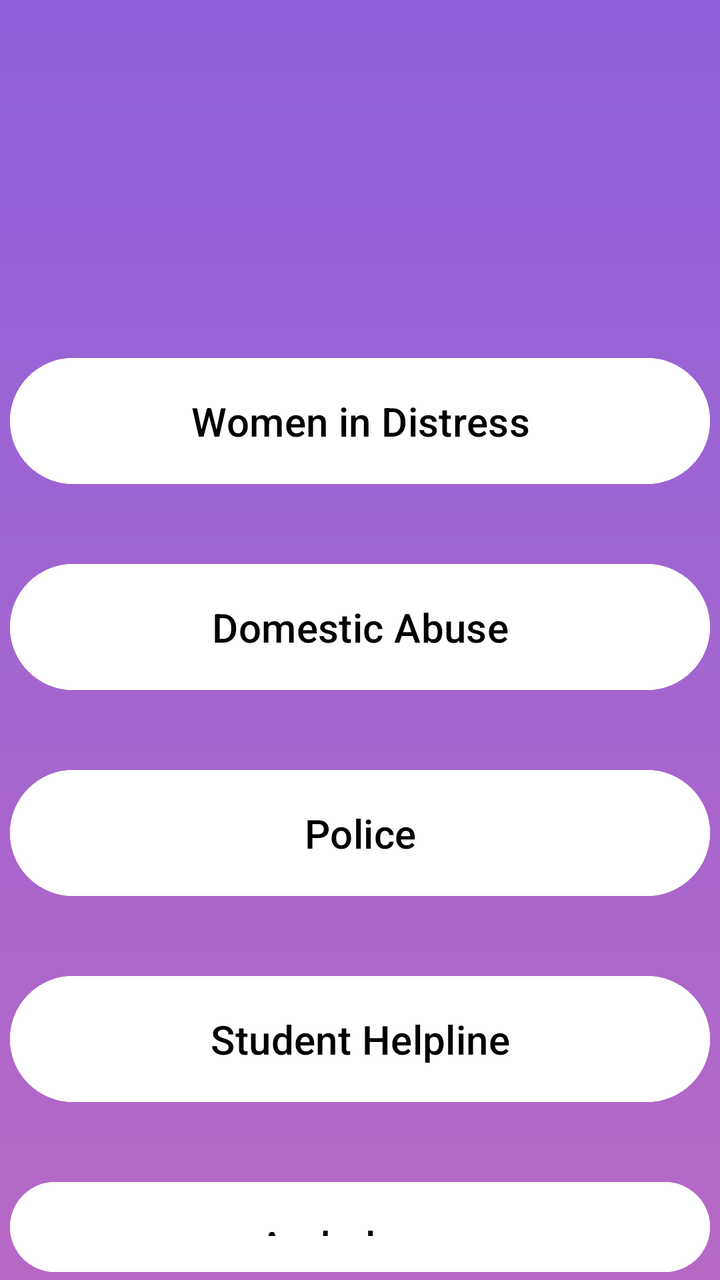
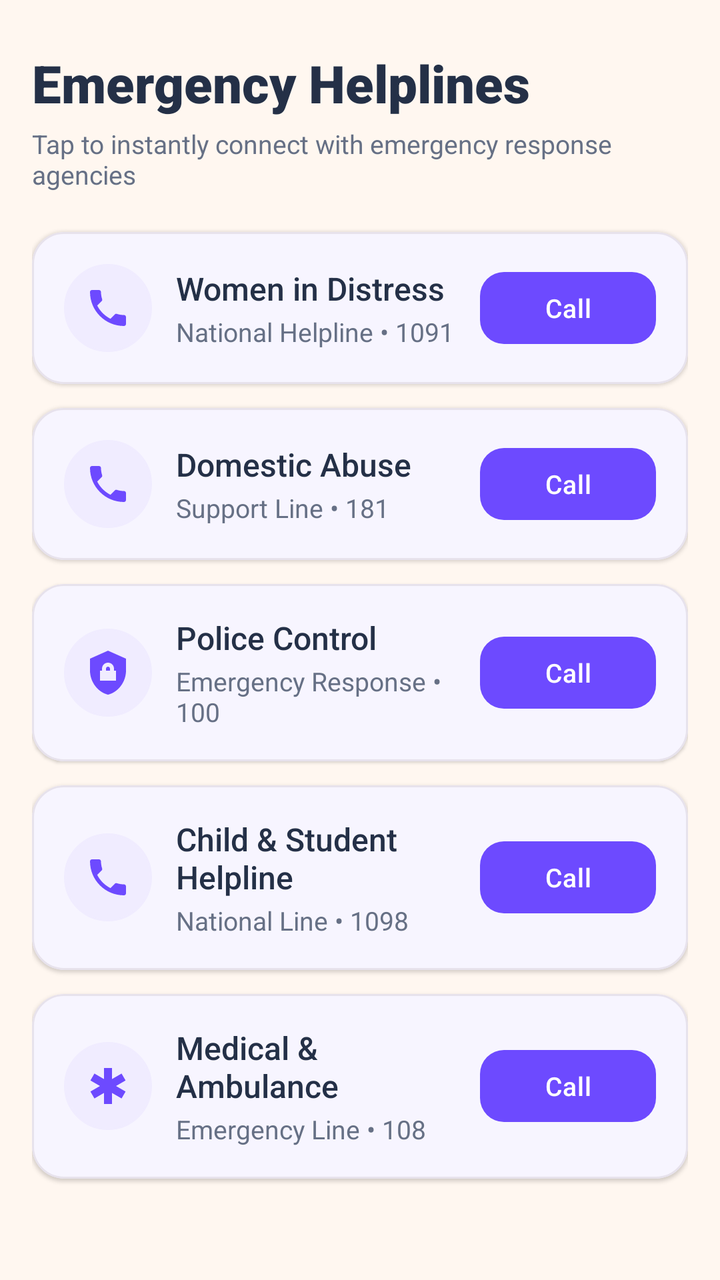

Two renders of the same Android screen: before a commit and after it. Below are the layout's source before the change and the commit's diff.
<!-- AndroidManifest.xml: application theme Theme.EmpowHer -->
<!-- res/layout/activity_helpline.xml -->
<?xml version="1.0" encoding="utf-8"?>
<RelativeLayout xmlns:android="http://schemas.android.com/apk/res/android"
    xmlns:app="http://schemas.android.com/apk/res-auto"
    xmlns:tools="http://schemas.android.com/tools"
    android:layout_width="match_parent"
    android:layout_height="match_parent"
    android:background="@drawable/bg"
    android:fitsSystemWindows="true"
    tools:context=".Helpline">

    <LinearLayout
        android:layout_width="match_parent"
        android:layout_height="wrap_content"
        android:gravity="center"
        android:orientation="vertical">

        <Button
            android:id="@+id/btn_women_distress"
            android:layout_width="350dp"
            android:layout_height="wrap_content"
            android:layout_marginTop="175dp"
            android:backgroundTint="@color/white"
            android:padding="18dp"
            android:text="Women in Distress"
            android:textColor="@color/black"
            android:textSize="20sp"
            android:onClick="callWomenDistress" />

        <Button
            android:id="@+id/btn_domestic_abuse"
            android:layout_width="350dp"
            android:layout_height="wrap_content"
            android:layout_marginTop="32dp"
            android:backgroundTint="@color/white"
            android:padding="18dp"
            android:text="Domestic Abuse"
            android:textColor="@color/black"
            android:textSize="20sp"
            android:onClick="callDomesticAbuse" />

        <Button
            android:id="@+id/btn_police"
            android:layout_width="350dp"
            android:layout_height="wrap_content"
            android:layout_marginTop="32dp"
            android:backgroundTint="@color/white"
            android:padding="18dp"
            android:text="Police"
            android:textColor="@color/black"
            android:textSize="20sp"
            android:onClick="callPolice" />

        <Button
            android:id="@+id/btn_student_helpline"
            android:layout_width="350dp"
            android:layout_height="wrap_content"
            android:layout_marginTop="32dp"
            android:backgroundTint="@color/white"
            android:padding="18dp"
            android:text="Student Helpline"
            android:textColor="@color/black"
            android:textSize="20sp"
            android:onClick="callStudentHelpline" />

        <Button
            android:id="@+id/btn_ambulance"
            android:layout_width="350dp"
            android:layout_height="wrap_content"
            android:layout_marginTop="32dp"
            android:backgroundTint="@color/white"
            android:padding="18dp"
            android:text="Ambulance"
            android:textColor="@color/black"
            android:textSize="20sp"
            android:onClick="callAmbulance" />
    </LinearLayout>

</RelativeLayout>
<!-- resources referenced by this layout -->
<resources>
  <color name="black">#000000</color>
  <!-- drawable bg (drawable) -->
  <?xml version="1.0" encoding="utf-8"?>
  <shape xmlns:android="http://schemas.android.com/apk/res/android">
      <gradient android:type="linear" android:angle="100"
          android:startColor="#8E62DB" android:endColor="#B768C5" />
  
  </shape>
  <style name="Base.Theme.EmpowHer" parent="Theme.Material3.DayNight.NoActionBar">
          <item name="colorPrimary">@color/deep_purple</item>
          <item name="colorOnPrimary">@color/white</item>
          <item name="colorSecondary">@color/deep_purple</item>
          <item name="colorSurface">@color/woshield_card_bg</item>
          <item name="android:windowBackground">@color/woshield_bg</item>
          <item name="android:statusBarColor">@color/dark_purple</item>
      </style>
  <color name="deep_purple">#6D3DB8</color>
  <color name="woshield_bg">#F8F6FC</color>
  <color name="dark_purple">#382253</color>
  <!-- unchanged entries left out for length: 3 -->
</resources>

<!-- the commit's change to res/layout/activity_helpline.xml (unified diff, before → after) -->
@@ -1,78 +1,364 @@
 <?xml version="1.0" encoding="utf-8"?>
-<RelativeLayout xmlns:android="http://schemas.android.com/apk/res/android"
+<androidx.coordinatorlayout.widget.CoordinatorLayout xmlns:android="http://schemas.android.com/apk/res/android"
     xmlns:app="http://schemas.android.com/apk/res-auto"
     xmlns:tools="http://schemas.android.com/tools"
     android:layout_width="match_parent"
     android:layout_height="match_parent"
-    android:background="@drawable/bg"
+    android:background="@color/warm_ivory"
     android:fitsSystemWindows="true"
     tools:context=".Helpline">
 
-    <LinearLayout
+    <ScrollView
         android:layout_width="match_parent"
-        android:layout_height="wrap_content"
-        android:gravity="center"
-        android:orientation="vertical">
-
-        <Button
-            android:id="@+id/btn_women_distress"
-            android:layout_width="350dp"
+        android:layout_height="match_parent"
+        android:fillViewport="true">
+
+        <LinearLayout
+            android:layout_width="match_parent"
             android:layout_height="wrap_content"
-            android:layout_marginTop="175dp"
-            android:backgroundTint="@color/white"
-            android:padding="18dp"
-            android:text="Women in Distress"
-            android:textColor="@color/black"
-            android:textSize="20sp"
-            android:onClick="callWomenDistress" />
-
-        <Button
-            android:id="@+id/btn_domestic_abuse"
-            android:layout_width="350dp"
-            android:layout_height="wrap_content"
-            android:layout_marginTop="32dp"
-            android:backgroundTint="@color/white"
-            android:padding="18dp"
-            android:text="Domestic Abuse"
-            android:textColor="@color/black"
-            android:textSize="20sp"
-            android:onClick="callDomesticAbuse" />
-
-        <Button
-            android:id="@+id/btn_police"
-            android:layout_width="350dp"
-            android:layout_height="wrap_content"
-            android:layout_marginTop="32dp"
-            android:backgroundTint="@color/white"
-            android:padding="18dp"
-            android:text="Police"
-            android:textColor="@color/black"
-            android:textSize="20sp"
-            android:onClick="callPolice" />
-
-        <Button
-            android:id="@+id/btn_student_helpline"
-            android:layout_width="350dp"
-            android:layout_height="wrap_content"
-            android:layout_marginTop="32dp"
-            android:backgroundTint="@color/white"
-            android:padding="18dp"
-            android:text="Student Helpline"
-            android:textColor="@color/black"
-            android:textSize="20sp"
-            android:onClick="callStudentHelpline" />
-
-        <Button
-            android:id="@+id/btn_ambulance"
-            android:layout_width="350dp"
-            android:layout_height="wrap_content"
-            android:layout_marginTop="32dp"
-            android:backgroundTint="@color/white"
-            android:padding="18dp"
-            android:text="Ambulance"
-            android:textColor="@color/black"
-            android:textSize="20sp"
-            android:onClick="callAmbulance" />
-    </LinearLayout>
-
-</RelativeLayout>
+            android:orientation="vertical"
+            android:paddingHorizontal="16dp"
+            android:paddingTop="24dp"
+            android:paddingBottom="32dp">
+
+            <TextView
+                android:layout_width="wrap_content"
+                android:layout_height="wrap_content"
+                android:text="Emergency Helplines"
+                android:textColor="@color/midnight_slate"
+                android:textSize="26sp"
+                android:fontFamily="sans-serif-black" />
+
+            <TextView
+                android:layout_width="wrap_content"
+                android:layout_height="wrap_content"
+                android:layout_marginTop="4dp"
+                android:layout_marginBottom="20dp"
+                android:text="Tap to instantly connect with emergency response agencies"
+                android:textColor="@color/secondary_slate"
+                android:textSize="13sp" />
+
+            
+            <com.google.android.material.card.MaterialCardView
+                android:layout_width="match_parent"
+                android:layout_height="wrap_content"
+                android:layout_marginBottom="12dp"
+                app:cardBackgroundColor="@color/surface_card"
+                app:cardCornerRadius="16dp"
+                app:cardElevation="1dp"
+                app:strokeColor="@color/subtle_border"
+                app:strokeWidth="1dp">
+
+                <LinearLayout
+                    android:layout_width="match_parent"
+                    android:layout_height="wrap_content"
+                    android:gravity="center_vertical"
+                    android:orientation="horizontal"
+                    android:padding="16dp">
+
+                    <ImageView
+                        android:layout_width="44dp"
+                        android:layout_height="44dp"
+                        android:background="@drawable/rounded_corner"
+                        android:backgroundTint="@color/soft_violet"
+                        android:padding="10dp"
+                        android:src="@drawable/ic_phone"
+                        app:tint="@color/royal_violet" />
+
+                    <LinearLayout
+                        android:layout_width="0dp"
+                        android:layout_height="wrap_content"
+                        android:layout_marginStart="12dp"
+                        android:layout_weight="1"
+                        android:orientation="vertical">
+
+                        <TextView
+                            android:layout_width="wrap_content"
+                            android:layout_height="wrap_content"
+                            android:text="Women in Distress"
+                            android:textColor="@color/midnight_slate"
+                            android:textSize="16sp"
+                            android:fontFamily="sans-serif-medium" />
+
+                        <TextView
+                            android:layout_width="wrap_content"
+                            android:layout_height="wrap_content"
+                            android:layout_marginTop="2dp"
+                            android:text="National Helpline • 1091"
+                            android:textColor="@color/secondary_slate"
+                            android:textSize="13sp" />
+                    </LinearLayout>
+
+                    <com.google.android.material.button.MaterialButton
+                        android:id="@+id/btn_women_distress"
+                        style="@style/Widget.Woshield.Button.Primary"
+                        android:layout_width="wrap_content"
+                        android:layout_height="wrap_content"
+                        android:minHeight="44dp"
+                        android:text="Call"
+                        android:textColor="@color/white"
+                        android:textSize="13sp"
+                        android:onClick="callWomenDistress" />
+                </LinearLayout>
+            </com.google.android.material.card.MaterialCardView>
+
+            
+            <com.google.android.material.card.MaterialCardView
+                android:layout_width="match_parent"
+                android:layout_height="wrap_content"
+                android:layout_marginBottom="12dp"
+                app:cardBackgroundColor="@color/surface_card"
+                app:cardCornerRadius="16dp"
+                app:cardElevation="1dp"
+                app:strokeColor="@color/subtle_border"
+                app:strokeWidth="1dp">
+
+                <LinearLayout
+                    android:layout_width="match_parent"
+                    android:layout_height="wrap_content"
+                    android:gravity="center_vertical"
+                    android:orientation="horizontal"
+                    android:padding="16dp">
+
+                    <ImageView
+                        android:layout_width="44dp"
+                        android:layout_height="44dp"
+                        android:background="@drawable/rounded_corner"
+                        android:backgroundTint="@color/soft_violet"
+                        android:padding="10dp"
+                        android:src="@drawable/ic_phone"
+                        app:tint="@color/royal_violet" />
+
+                    <LinearLayout
+                        android:layout_width="0dp"
+                        android:layout_height="wrap_content"
+                        android:layout_marginStart="12dp"
+                        android:layout_weight="1"
+                        android:orientation="vertical">
+
+                        <TextView
+                            android:layout_width="wrap_content"
+                            android:layout_height="wrap_content"
+                            android:text="Domestic Abuse"
+                            android:textColor="@color/midnight_slate"
+                            android:textSize="16sp"
+                            android:fontFamily="sans-serif-medium" />
+
+                        <TextView
+                            android:layout_width="wrap_content"
+                            android:layout_height="wrap_content"
+                            android:layout_marginTop="2dp"
+                            android:text="Support Line • 181"
+                            android:textColor="@color/secondary_slate"
+                            android:textSize="13sp" />
+                    </LinearLayout>
+
+                    <com.google.android.material.button.MaterialButton
+                        android:id="@+id/btn_domestic_abuse"
+                        style="@style/Widget.Woshield.Button.Primary"
+                        android:layout_width="wrap_content"
+                        android:layout_height="wrap_content"
+                        android:minHeight="44dp"
+                        android:text="Call"
+                        android:textColor="@color/white"
+                        android:textSize="13sp"
+                        android:onClick="callDomesticAbuse" />
+                </LinearLayout>
+            </com.google.android.material.card.MaterialCardView>
+
+            
+            <com.google.android.material.card.MaterialCardView
+                android:layout_width="match_parent"
+                android:layout_height="wrap_content"
+                android:layout_marginBottom="12dp"
+                app:cardBackgroundColor="@color/surface_card"
+                app:cardCornerRadius="16dp"
+                app:cardElevation="1dp"
+                app:strokeColor="@color/subtle_border"
+                app:strokeWidth="1dp">
+
+                <LinearLayout
+                    android:layout_width="match_parent"
+                    android:layout_height="wrap_content"
+                    android:gravity="center_vertical"
+                    android:orientation="horizontal"
+                    android:padding="16dp">
+
+                    <ImageView
+                        android:layout_width="44dp"
+                        android:layout_height="44dp"
+                        android:background="@drawable/rounded_corner"
+                        android:backgroundTint="@color/soft_violet"
+                        android:padding="10dp"
+                        android:src="@drawable/ic_shield_lock"
+                        app:tint="@color/royal_violet" />
+
+                    <LinearLayout
+                        android:layout_width="0dp"
+                        android:layout_height="wrap_content"
+                        android:layout_marginStart="12dp"
+                        android:layout_weight="1"
+                        android:orientation="vertical">
+
+                        <TextView
+                            android:layout_width="wrap_content"
+                            android:layout_height="wrap_content"
+                            android:text="Police Control"
+                            android:textColor="@color/midnight_slate"
+                            android:textSize="16sp"
+                            android:fontFamily="sans-serif-medium" />
+
+                        <TextView
+                            android:layout_width="wrap_content"
+                            android:layout_height="wrap_content"
+                            android:layout_marginTop="2dp"
+                            android:text="Emergency Response • 100"
+                            android:textColor="@color/secondary_slate"
+                            android:textSize="13sp" />
+                    </LinearLayout>
+
+                    <com.google.android.material.button.MaterialButton
+                        android:id="@+id/btn_police"
+                        style="@style/Widget.Woshield.Button.Primary"
+                        android:layout_width="wrap_content"
+                        android:layout_height="wrap_content"
+                        android:minHeight="44dp"
+                        android:text="Call"
+                        android:textColor="@color/white"
+                        android:textSize="13sp"
+                        android:onClick="callPolice" />
+                </LinearLayout>
+            </com.google.android.material.card.MaterialCardView>
+
+            
+            <com.google.android.material.card.MaterialCardView
+                android:layout_width="match_parent"
+                android:layout_height="wrap_content"
+                android:layout_marginBottom="12dp"
+                app:cardBackgroundColor="@color/surface_card"
+                app:cardCornerRadius="16dp"
+                app:cardElevation="1dp"
+                app:strokeColor="@color/subtle_border"
+                app:strokeWidth="1dp">
+
+                <LinearLayout
+                    android:layout_width="match_parent"
+                    android:layout_height="wrap_content"
+                    android:gravity="center_vertical"
+                    android:orientation="horizontal"
+                    android:padding="16dp">
+
+                    <ImageView
+                        android:layout_width="44dp"
+                        android:layout_height="44dp"
+                        android:background="@drawable/rounded_corner"
+                        android:backgroundTint="@color/soft_violet"
+                        android:padding="10dp"
+                        android:src="@drawable/ic_phone"
+                        app:tint="@color/royal_violet" />
+
+                    <LinearLayout
+                        android:layout_width="0dp"
+                        android:layout_height="wrap_content"
+                        android:layout_marginStart="12dp"
+                        android:layout_weight="1"
+                        android:orientation="vertical">
+
+                        <TextView
+                            android:layout_width="wrap_content"
+                            android:layout_height="wrap_content"
+                            android:text="Child &amp; Student Helpline"
+                            android:textColor="@color/midnight_slate"
+                            android:textSize="16sp"
+                            android:fontFamily="sans-serif-medium" />
+
+                        <TextView
+                            android:layout_width="wrap_content"
+                            android:layout_height="wrap_content"
+                            android:layout_marginTop="2dp"
+                            android:text="National Line • 1098"
+                            android:textColor="@color/secondary_slate"
+                            android:textSize="13sp" />
+                    </LinearLayout>
+
+                    <com.google.android.material.button.MaterialButton
+                        android:id="@+id/btn_student_helpline"
+                        style="@style/Widget.Woshield.Button.Primary"
+                        android:layout_width="wrap_content"
+                        android:layout_height="wrap_content"
+                        android:minHeight="44dp"
+                        android:text="Call"
+                        android:textColor="@color/white"
+                        android:textSize="13sp"
+                        android:onClick="callStudentHelpline" />
+                </LinearLayout>
+            </com.google.android.material.card.MaterialCardView>
+
+            
+            <com.google.android.material.card.MaterialCardView
+                android:layout_width="match_parent"
+                android:layout_height="wrap_content"
+                android:layout_marginBottom="12dp"
+                app:cardBackgroundColor="@color/surface_card"
+                app:cardCornerRadius="16dp"
+                app:cardElevation="1dp"
+                app:strokeColor="@color/subtle_border"
+                app:strokeWidth="1dp">
+
+                <LinearLayout
+                    android:layout_width="match_parent"
+                    android:layout_height="wrap_content"
+                    android:gravity="center_vertical"
+                    android:orientation="horizontal"
+                    android:padding="16dp">
+
+                    <ImageView
+                        android:layout_width="44dp"
+                        android:layout_height="44dp"
+                        android:background="@drawable/rounded_corner"
+                        android:backgroundTint="@color/soft_violet"
+                        android:padding="10dp"
+                        android:src="@drawable/emergency"
+                        app:tint="@color/royal_violet" />
+
+                    <LinearLayout
+                        android:layout_width="0dp"
+                        android:layout_height="wrap_content"
+                        android:layout_marginStart="12dp"
+                        android:layout_weight="1"
+                        android:orientation="vertical">
+
+                        <TextView
+                            android:layout_width="wrap_content"
+                            android:layout_height="wrap_content"
+                            android:text="Medical &amp; Ambulance"
+                            android:textColor="@color/midnight_slate"
+                            android:textSize="16sp"
+                            android:fontFamily="sans-serif-medium" />
+
+                        <TextView
+                            android:layout_width="wrap_content"
+                            android:layout_height="wrap_content"
+                            android:layout_marginTop="2dp"
+                            android:text="Emergency Line • 108"
+                            android:textColor="@color/secondary_slate"
+                            android:textSize="13sp" />
+                    </LinearLayout>
+
+                    <com.google.android.material.button.MaterialButton
+                        android:id="@+id/btn_ambulance"
+                        style="@style/Widget.Woshield.Button.Primary"
+                        android:layout_width="wrap_content"
+                        android:layout_height="wrap_content"
+                        android:minHeight="44dp"
+                        android:text="Call"
+                        android:textColor="@color/white"
+                        android:textSize="13sp"
+                        android:onClick="callAmbulance" />
+                </LinearLayout>
+            </com.google.android.material.card.MaterialCardView>
+
+        </LinearLayout>
+    </ScrollView>
+
+</androidx.coordinatorlayout.widget.CoordinatorLayout>
<!-- resource entries referenced after the edit -->
@@ -1,24 +1,79 @@
 <!-- resources referenced by this layout -->
 <resources>
-  <color name="black">#000000</color>
-  <!-- drawable bg (drawable) -->
+  <color name="midnight_slate">#243047</color>
+  <color name="royal_violet">#6D4AFF</color>
+  <color name="secondary_slate">#667085</color>
+  <color name="soft_violet">#F0ECFF</color>
+  <color name="subtle_border">#E7E2EC</color>
+  <color name="surface_card">#FFFFFF</color>
+  <color name="warm_ivory">#FFF7F0</color>
+  <!-- drawable emergency (drawable) -->
+  <vector android:height="24dp" android:tint="#000000"
+      android:viewportHeight="24" android:viewportWidth="24"
+      android:width="24dp" xmlns:android="http://schemas.android.com/apk/res/android">
+      <path android:fillColor="@android:color/white" android:pathData="M20.79,9.23l-2,-3.46l-4.79,2.77l0,-5.54l-4,0l0,5.54l-4.79,-2.77l-2,3.46l4.79,2.77l-4.79,2.77l2,3.46l4.79,-2.77l0,5.54l4,0l0,-5.54l4.79,2.77l2,-3.46l-4.79,-2.77z"/>
+  </vector>
+  <!-- drawable ic_phone (drawable) -->
+  <vector xmlns:android="http://schemas.android.com/apk/res/android"
+      android:width="24dp"
+      android:height="24dp"
+      android:viewportWidth="24"
+      android:viewportHeight="24">
+      <path
+          android:fillColor="#FF6D3DB8"
+          android:pathData="M6.62,10.79c1.44,2.83 3.76,5.14 6.59,6.59l2.2,-2.2c0.27,-0.27 0.67,-0.36 1.02,-0.24 1.12,0.37 2.33,0.57 3.57,0.57 0.55,0 1,0.45 1,1V20c0,0.55 -0.45,1 -1,1 -9.39,0 -17,-7.61 -17,-17 0,-0.55 0.45,-1 1,-1h3.5c0.55,0 1,0.45 1,1 0,1.25 0.2,2.45 0.57,3.57 0.11,0.35 0.03,0.74 -0.25,1.02l-2.2,2.2z" />
+  </vector>
+  <!-- drawable ic_shield_lock (drawable) -->
+  <vector xmlns:android="http://schemas.android.com/apk/res/android"
+      android:width="24dp"
+      android:height="24dp"
+      android:viewportWidth="24"
+      android:viewportHeight="24">
+      <path
+          android:fillColor="#FF6D3DB8"
+          android:pathData="M12,1L3,5v6c0,5.55 3.84,10.74 9,12 5.16,-1.26 9,-6.45 9,-12V5l-9,-4zm0,6c1.66,0 3,1.34 3,3v1h1v5H8v-5h1v-1c0,-1.66 1.34,-3 3,-3zm0,2c-0.55,0 -1,0.45 -1,1v1h2v-1c0,-0.55 -0.45,-1 -1,-1z" />
+  </vector>
+  <!-- drawable rounded_corner (drawable) -->
   <?xml version="1.0" encoding="utf-8"?>
-  <shape xmlns:android="http://schemas.android.com/apk/res/android">
-      <gradient android:type="linear" android:angle="100"
-          android:startColor="#8E62DB" android:endColor="#B768C5" />
+  <shape xmlns:android="http://schemas.android.com/apk/res/android"
+      android:shape="rectangle">
+      <corners android:radius="24dp"/>
+      <stroke android:width="1dip" android:color="@color/white"/>
   
   </shape>
+  <style name="Widget.Woshield.Button.Primary" parent="Widget.Material3.Button">
+          <item name="android:minHeight">@dimen/min_touch_target</item>
+          <item name="cornerRadius">@dimen/radius_button</item>
+          <item name="backgroundTint">@color/royal_violet</item>
+          <item name="android:textColor">@color/white</item>
+          <item name="android:textSize">@dimen/text_body</item>
+          <item name="android:fontFamily">sans-serif-medium</item>
+          <item name="android:textAllCaps">false</item>
+          <item name="android:letterSpacing">0.02</item>
+      </style>
+  <dimen name="min_touch_target">48dp</dimen>
+  <dimen name="radius_button">12dp</dimen>
+  <dimen name="text_body">14sp</dimen>
   <style name="Base.Theme.EmpowHer" parent="Theme.Material3.DayNight.NoActionBar">
-          <item name="colorPrimary">@color/deep_purple</item>
+          <item name="colorPrimary">@color/royal_violet</item>
           <item name="colorOnPrimary">@color/white</item>
-          <item name="colorSecondary">@color/deep_purple</item>
+          <item name="colorSecondary">@color/royal_violet</item>
           <item name="colorSurface">@color/woshield_card_bg</item>
           <item name="android:windowBackground">@color/woshield_bg</item>
-          <item name="android:statusBarColor">@color/dark_purple</item>
+          <item name="android:statusBarColor">@color/woshield_bg</item>
+          <item name="android:windowLightStatusBar" tools:targetApi="m">true</item>
+          <item name="materialCardViewStyle">@style/Widget.Woshield.Card</item>
       </style>
-  <color name="deep_purple">#6D3DB8</color>
-  <color name="woshield_bg">#F8F6FC</color>
-  <color name="dark_purple">#382253</color>
+  <color name="woshield_bg">#FFF7F0</color>
+  <style name="Widget.Woshield.Card" parent="Widget.Material3.CardView.Elevated">
+          <item name="cardCornerRadius">@dimen/radius_card</item>
+          <item name="cardElevation">@dimen/elevation_card</item>
+          <item name="strokeWidth">1dp</item>
+          <item name="strokeColor">@color/subtle_border</item>
+          <item name="cardBackgroundColor">@color/woshield_card_bg</item>
+      </style>
+  <dimen name="radius_card">16dp</dimen>
+  <dimen name="elevation_card">2dp</dimen>
   <!-- unchanged entries left out for length: 3 -->
 </resources>
 
